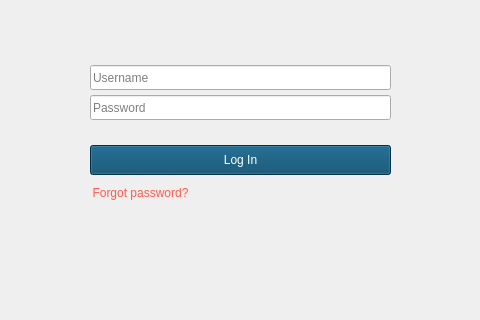
Above: LeonCam/LogIn.ui from kazimierczak-robert/LeonCam before the change; both pictures show x 160 to 640 and y 155 to 475 of the 800 by 600 pixel window. Below: the same form after it.
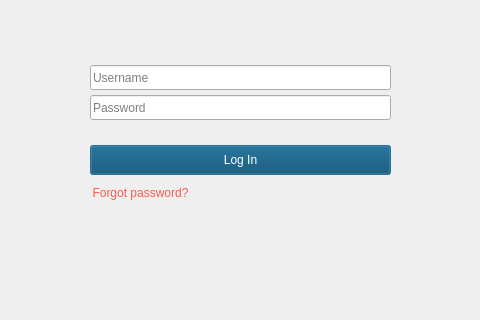
That is the form after the change. Icons and pictures are not drawn.

Commit message: Ustawienie tabulacji, default i autodefault, enter dla logowania

The edit to the form file:
```diff
--- a/LeonCam/LogIn.ui
+++ b/LeonCam/LogIn.ui
@@ -138,6 +138,12 @@
     <property name="text">
      <string>Log In</string>
     </property>
+    <property name="autoDefault">
+     <bool>true</bool>
+    </property>
+    <property name="default">
+     <bool>true</bool>
+    </property>
     <property name="flat">
      <bool>false</bool>
     </property>
```
Left out of the diff: 13 changed lines with no effect on the pictures. The commit also changes 12 other files.
